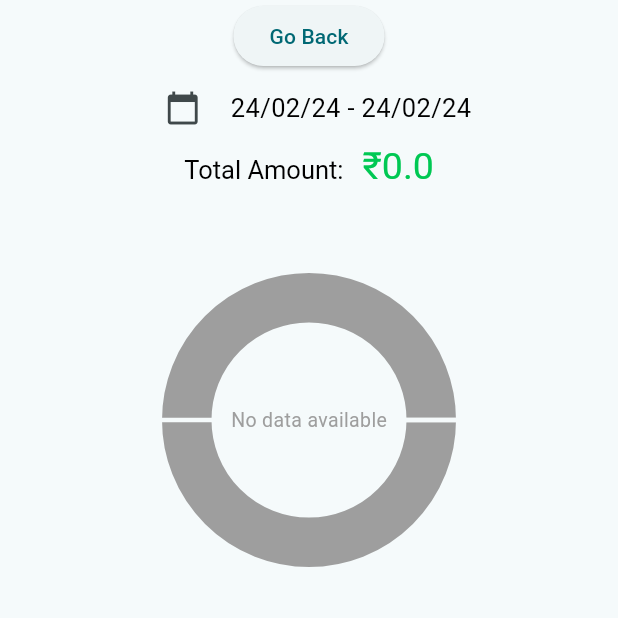
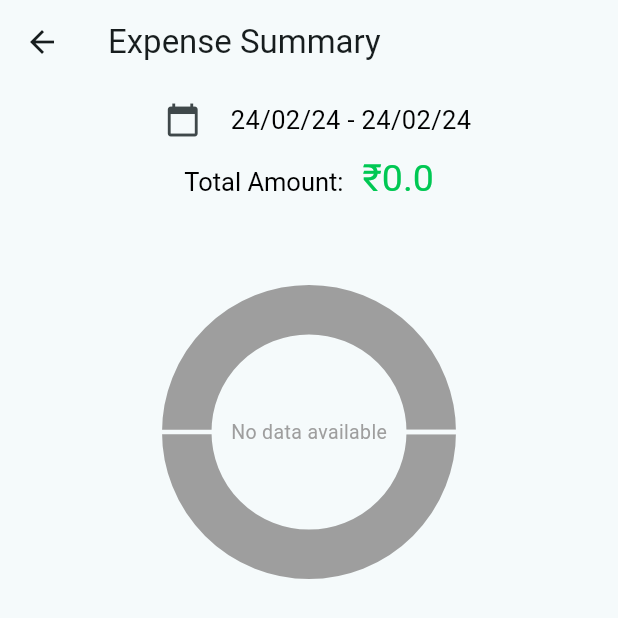
Before and after one commit to hami-r/ExpenseAppFlutter, a Flutter app: the screen it shows after launch, after a tap on the "pie chart" icon, on a phone screen of 412 x 824 dp. Shown: the top 618 px of the screen. Run offline on Flutter 3.47's test engine with Material 3 defaults, Android fonts, the phone set to English and light mode, and no system bars; drawn by our look-alikes of fl_chart; our stand-ins replace cloud_firestore, firebase_core, flutter_heatmap_calendar, flutter_slidable; accounts and stored records are empty; generated files the repository leaves out were written again.

Commit message:
added new expenses by category page and edited some ui

```diff
--- a/lib/main.dart
+++ b/lib/main.dart
@@ -21,7 +21,8 @@ class MyApp extends StatelessWidget {
         title: 'Expense App',
         debugShowCheckedModeBanner: false,
         theme: ThemeData(
-          colorScheme: ColorScheme.fromSeed(seedColor: Colors.grey),
+          primaryColor: Colors.grey,
+          colorScheme: ColorScheme.fromSeed(seedColor: Colors.grey.shade900),
           useMaterial3: true,
         ),
         home: const HomePage(),
--- a/lib/pages/home_page.dart
+++ b/lib/pages/home_page.dart
@@ -96,8 +96,9 @@ class HomePageState extends State<HomePage> {
         ]),
       ),
       floatingActionButton: FloatingActionButton(
-          child: const Icon(Icons.add),
-          onPressed: () => AddExpenseDialog.show(context)),
+          backgroundColor: Colors.grey.shade700,
+          onPressed: () => AddExpenseDialog.show(context),
+          child: const Icon(Icons.add)),
     );
   }
 }
--- a/lib/pages/monthly_page.dart
+++ b/lib/pages/monthly_page.dart
@@ -18,18 +18,15 @@ class _MonthlyPageState extends State<MonthlyPage> {
     final totalExpense = expenseProvider.calculateExpenseOfSelectedDate();
     final monthsExpense = expenseProvider.calculateExpenseOfSelectedMonth();
     return Scaffold(
+      appBar: AppBar(
+        title: const Text("Expense Calendar"),
+      ),
       body: SafeArea(
         child: Padding(
           padding: const EdgeInsets.symmetric(horizontal:10.0),
           child: Column(
             crossAxisAlignment: CrossAxisAlignment.end,
             children: [
-              ElevatedButton(
-                onPressed: () {
-                  Navigator.pop(context);
-                },
-                child: const Text('Go Back'),
-              ),
               const ExpenseHeatmapCalendar(),
               const SizedBox(height: 15,),
               Row(
--- a/lib/pages/summary_page.dart
+++ b/lib/pages/summary_page.dart
@@ -1,4 +1,5 @@
 import 'package:expense_app/models/category.dart';
+import 'package:expense_app/pages/category_expense_page.dart';
 import 'package:expense_app/providers/expense_provider.dart';
 import 'package:flutter/material.dart';
 import 'package:intl/intl.dart';
@@ -17,6 +18,7 @@ class _SummaryPageState extends State<SummaryPage> {
   late DateTime selectedDate;
   late DateTime startDate;
   late DateTime endDate;
+  ExpenseCategory? selectedCategory;
 
   @override
   void initState() {
@@ -30,24 +32,22 @@ class _SummaryPageState extends State<SummaryPage> {
   @override
   Widget build(BuildContext context) {
     final expenseProvider = Provider.of<ExpenseProvider>(context);
+    final selectedExpenses = expenseProvider.getExpensesByDateRange(startDate, endDate);
     List<MapEntry<ExpenseCategory, double>> categoryList = expenseProvider
-        .getExpenseByDateRange(startDate, endDate)
+        .mapExpensesToCategories(selectedExpenses)
         .entries
         .toList();
     double totalAmount =
         categoryList.map((entry) => entry.value).fold(0, (a, b) => a + b);
 
     return Scaffold(
+      appBar: AppBar(
+        title: const Text("Expense Summary"),
+      ),
       body: SafeArea(
         child: Column(
           crossAxisAlignment: CrossAxisAlignment.center,
           children: [
-            ElevatedButton(
-              onPressed: () {
-                Navigator.pop(context);
-              },
-              child: const Text('Go Back'),
-            ),
             Row(
               mainAxisAlignment: MainAxisAlignment.center,
               children: [
@@ -58,7 +58,7 @@ class _SummaryPageState extends State<SummaryPage> {
                         firstDate: DateTime(2020),
                         lastDate: DateTime.now(),
                         saveText: "Confirm"
-                        );
+                    );
                     if (selectedDates != null) {
                       setState(() {
                         startDate = selectedDates.start;
@@ -112,6 +112,17 @@ class _SummaryPageState extends State<SummaryPage> {
                   double percentage =
                       (categoryList[index].value / totalAmount) * 100;
                   return ListTile(
+                    onTap: () {
+                      Navigator.push(
+                        context,
+                        MaterialPageRoute(
+                          builder: (context) => CategoryExpensesPage(
+                            category: categoryList[index].key,
+                            expenseList: selectedExpenses,
+                          ),
+                        ),
+                      );
+                    },
                     leading: Icon(CategoryUtils.getIconForCategory(
                         categoryList[index].key)),
                     title: Text(categoryList[index].key.displayName),
--- a/lib/providers/expense_provider.dart
+++ b/lib/providers/expense_provider.dart
@@ -188,4 +188,25 @@ class ExpenseProvider extends ChangeNotifier {
     getExpensesOfMonth(newExpense.dateTime);
     notifyListeners();
   }
+
+  List<Expense> getExpensesForCategory(ExpenseCategory category, List<Expense> expenseList) {
+    return expenseList.where((expense) => expense.category == category).toList();
+  }
+
+  List<Expense> getExpensesByDateRange(DateTime startDate, DateTime endDate) {
+  endDate = endDate.add(const Duration(days: 1));
+  return _expenses.where((expense) =>
+      expense.dateTime.isAfter(startDate) &&
+      expense.dateTime.isBefore(endDate)).toList();
 }
+
+Map<ExpenseCategory, double> mapExpensesToCategories(List<Expense> expenses) {
+  Map<ExpenseCategory, double> categoryMap = {};
+  for (var expense in expenses) {
+    categoryMap[expense.category] =
+        (categoryMap[expense.category] ?? 0.0) + (expense.amount ?? 0.0);
+  }
+  return categoryMap;
+}
+
+}
--- a/lib/widgets/add_expense_dialog.dart
+++ b/lib/widgets/add_expense_dialog.dart
@@ -31,6 +31,7 @@ class _AddExpenseDialogState extends State<AddExpenseDialog> {
     var expenseProvider = Provider.of<ExpenseProvider>(context);
 
     return AlertDialog(
+      backgroundColor: Colors.grey.shade100,
       title: const Text("Add Expense"),
       content: Column(
         mainAxisSize: MainAxisSize.min,
@@ -70,7 +71,7 @@ class _AddExpenseDialogState extends State<AddExpenseDialog> {
           onPressed: () {
             Navigator.of(context).pop();
           },
-          child: const Text("Cancel"),
+          child: Text("Cancel", style: TextStyle(color: Colors.grey.shade900),),
         ),
         TextButton(
           onPressed: () {
@@ -98,7 +99,7 @@ class _AddExpenseDialogState extends State<AddExpenseDialog> {
             expenseProvider.getExpensesOfMonth(null);
             Navigator.of(context).pop();
           },
-          child: const Text("Save"),
+          child: Text("Save",style: TextStyle(color: Colors.grey.shade900),),
         ),
       ],
     );
--- a/lib/widgets/confirmation_dialog.dart
+++ b/lib/widgets/confirmation_dialog.dart
@@ -26,11 +26,11 @@ class ConfirmationDialog extends StatelessWidget {
       actions: [
         TextButton(
           onPressed: onCancel,
-          child: Text(cancelButtonText),
+          child: Text(cancelButtonText,style: TextStyle(color: Colors.grey.shade900),),
         ),
         TextButton(
           onPressed: onConfirm,
-          child: Text(confirmButtonText),
+          child: Text(confirmButtonText, style: TextStyle(color: Colors.grey.shade900),),
         ),
       ],
     );
--- a/lib/widgets/edit_expense_dialog.dart
+++ b/lib/widgets/edit_expense_dialog.dart
@@ -41,6 +41,7 @@ class _EditExpenseDialogState extends State<EditExpenseDialog> {
     var expenseProvider = Provider.of<ExpenseProvider>(context);
 
     return AlertDialog(
+      backgroundColor: Colors.grey.shade100,
       title: const Text("Edit Expense"),
       content: Column(
         mainAxisSize: MainAxisSize.min,
@@ -81,7 +82,7 @@ class _EditExpenseDialogState extends State<EditExpenseDialog> {
           onPressed: () {
             Navigator.of(context).pop();
           },
-          child: const Text("Cancel"),
+          child: Text("Cancel",style: TextStyle(color: Colors.grey.shade900),),
         ),
         TextButton(
           onPressed: () {
@@ -106,7 +107,7 @@ class _EditExpenseDialogState extends State<EditExpenseDialog> {
             expenseProvider.editExpense(widget.expense, updatedExpense);
             Navigator.of(context).pop();
           },
-          child: const Text("Update"),
+          child: Text("Update", style: TextStyle(color: Colors.grey.shade900),),
         ),
       ],
     );
```
Also changed, not shown: lib/pages/category_expense_page.dart (added, +29 -0 lines).
